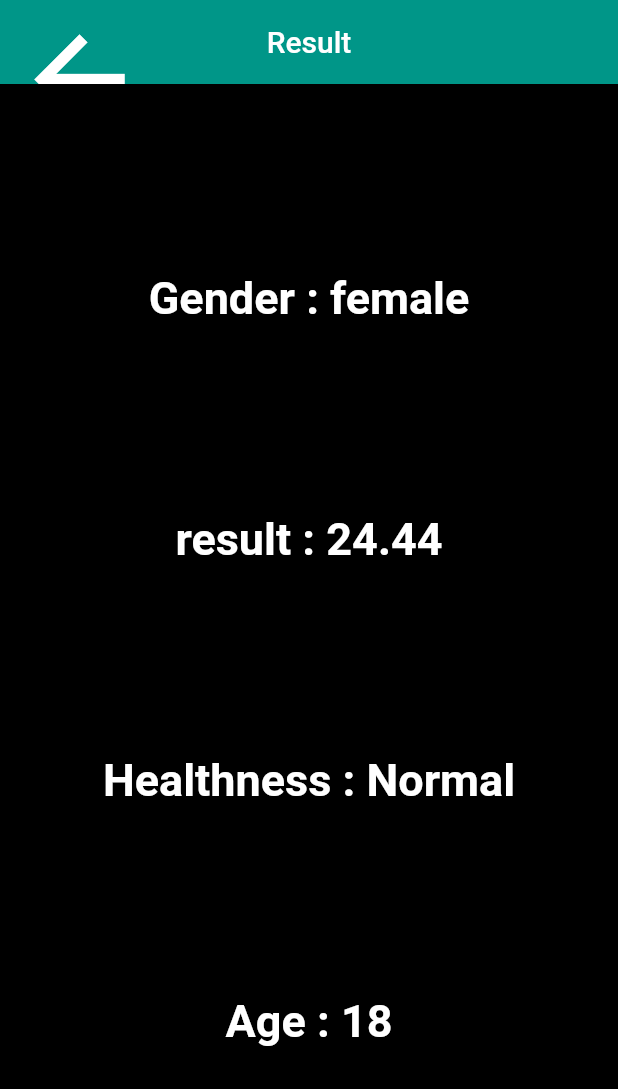
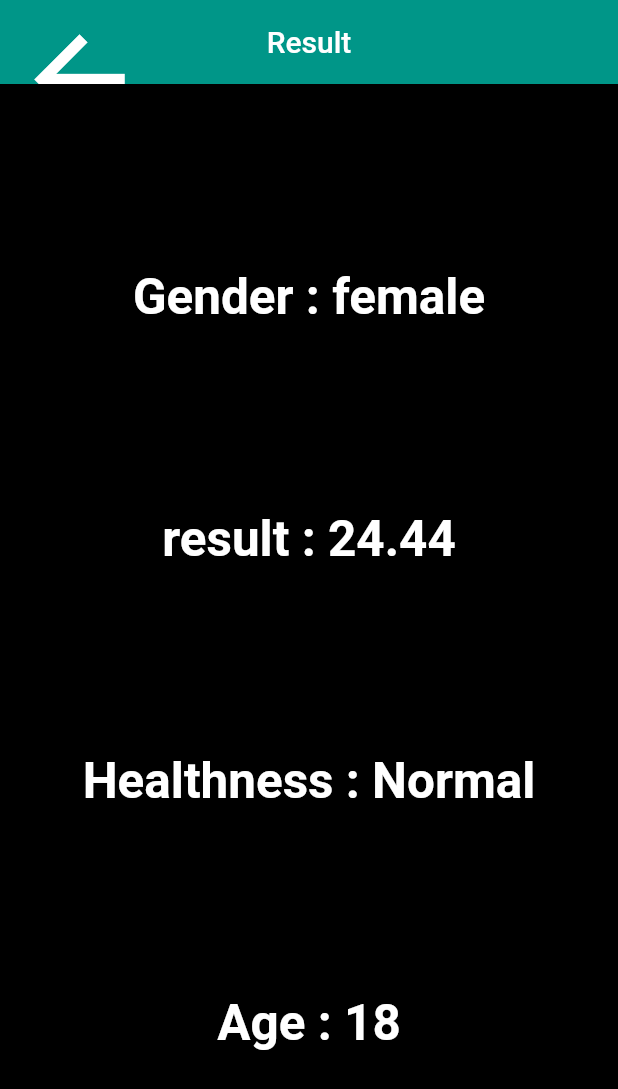
Before and after one commit to seifAfya123/BMI, a Flutter app: the screen it shows after launch, after a tap on "Calculate", on a phone screen of 412 x 824 dp. Shown: the top 1089 px of the screen. Run offline on Flutter 3.47's test engine with Material 2 defaults, Android fonts, the phone set to English and light mode, and no system bars.

Commit message:
fontsize changes

```diff
--- a/lib/home.dart
+++ b/lib/home.dart
@@ -67,16 +67,18 @@ class _MyHomePageState extends State<MyHomePage> {
                       children: [
                         Text(
                           '${heightvalue}',
-                          style: const TextStyle(
+                          style: TextStyle(
                               color: Colors.white,
-                              fontSize: 35,
+                              fontSize:
+                                  MediaQuery.of(context).size.width * 0.07,
                               fontWeight: FontWeight.bold),
                         ),
-                        const Text(
+                        Text(
                           "  CM",
                           style: TextStyle(
                               color: Colors.black,
-                              fontSize: 35,
+                              fontSize:
+                                  MediaQuery.of(context).size.width * 0.07,
                               fontWeight: FontWeight.bold),
                         ),
                       ],
@@ -131,12 +133,9 @@ class _MyHomePageState extends State<MyHomePage> {
                     }));
                   });
                 },
-                child: const Text(
-                  "Calculate",
-                  style: TextStyle(color: Colors.black, fontSize: 30),
-                ),
+                child: Text("Calculate", style: textStyle_2),
               ),
-            )
+            ),
           ],
         ),
       ),
@@ -167,7 +166,8 @@ class _MyHomePageState extends State<MyHomePage> {
               const SizedBox(height: 20),
               Text(
                 type == "male" ? "Male" : "female",
-                style: textStyle_l,
+                style: textStyle_l.copyWith(
+                    fontSize: MediaQuery.of(context).size.width * 0.07),
               ),
             ],
           ),
@@ -187,21 +187,14 @@ class _MyHomePageState extends State<MyHomePage> {
         child: Column(
           mainAxisAlignment: MainAxisAlignment.center,
           children: <Widget>[
-            Text(
-              type,
-              style: const TextStyle(
-                fontWeight: FontWeight.bold,
-                color: Colors.black,
-                fontSize: 25,
-              ),
-            ),
+            Text(type, style: textStyle_2),
             const SizedBox(height: 10),
             Text(
               type == "Age" ? '$age' : '$weight',
-              style: const TextStyle(
+              style: TextStyle(
                   fontWeight: FontWeight.bold,
                   color: Colors.black,
-                  fontSize: 30),
+                  fontSize: MediaQuery.of(context).size.width * 0.07),
             ),
             const SizedBox(
               height: 10,
--- a/lib/moods/moods.dart
+++ b/lib/moods/moods.dart
@@ -6,3 +6,8 @@ TextStyle textStyle_l = const TextStyle(
   fontWeight: FontWeight.bold,
   color: Colors.white,
 );
+TextStyle textStyle_2 = const TextStyle(
+  fontSize: 30,
+  fontWeight: FontWeight.bold,
+  color: Colors.black,
+);
--- a/lib/result.dart
+++ b/lib/result.dart
@@ -41,19 +41,23 @@ class Result extends StatelessWidget {
             children: [
               Text(
                 "Gender : ${ismale ? "male" : "female"}",
-                style: textStyle_l,
+                style: textStyle_l.copyWith(
+                    fontSize: MediaQuery.of(context).size.width * 0.08),
               ),
               Text(
                 "result : ${result.toStringAsFixed(2)}",
-                style: textStyle_l,
+                style: textStyle_l.copyWith(
+                    fontSize: MediaQuery.of(context).size.width * 0.08),
               ),
               Text(
                 "Healthness : $resultweight",
-                style: textStyle_l,
+                style: textStyle_l.copyWith(
+                    fontSize: MediaQuery.of(context).size.width * 0.08),
               ),
               Text(
                 "Age : $age",
-                style: textStyle_l,
+                style: textStyle_l.copyWith(
+                    fontSize: MediaQuery.of(context).size.width * 0.08),
               )
             ],
           ),
```
Also changed, not shown: pubspec.lock.
